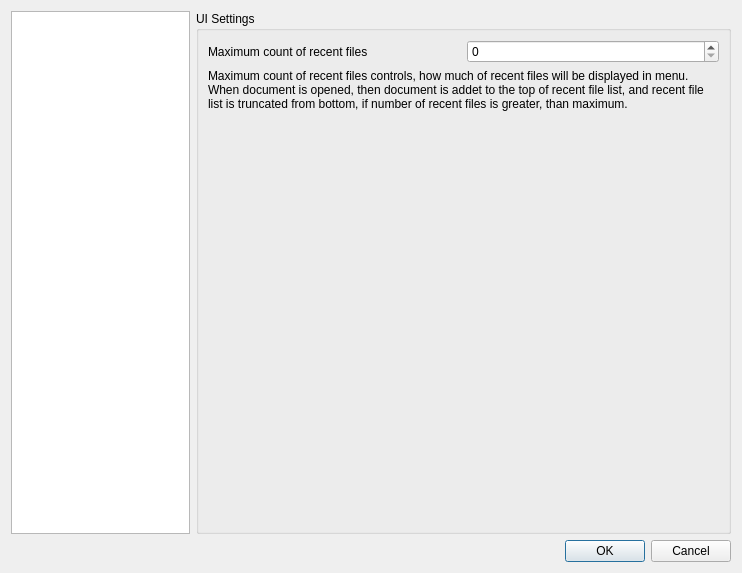
Qt form PdfForQtViewer/pdfviewersettingsdialog.ui (JakubMelka/PDF4QT) before a commit.
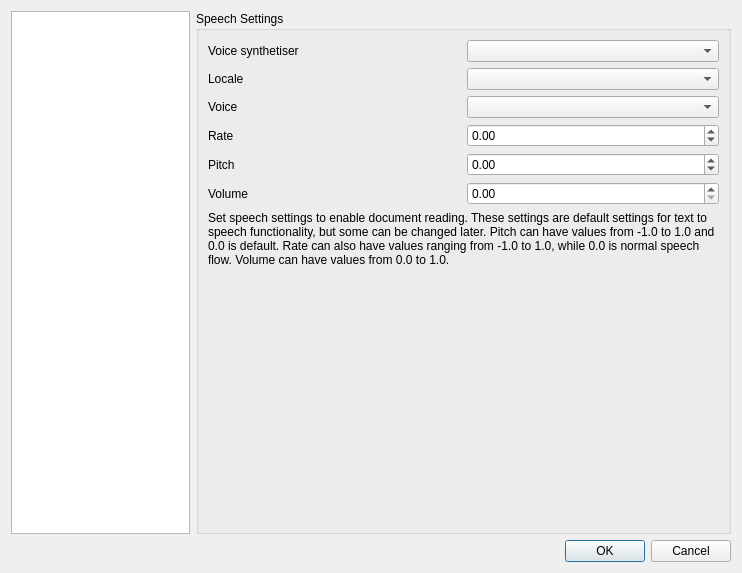
The same form after that commit.

Commit message: Text to speech settings

The edit to the form file:
```diff
--- a/PdfForQtViewer/pdfviewersettingsdialog.ui
+++ b/PdfForQtViewer/pdfviewersettingsdialog.ui
@@ -26,7 +26,7 @@
      <item>
       <widget class="QStackedWidget" name="stackedWidget">
        <property name="currentIndex">
-        <number>7</number>
+        <number>8</number>
        </property>
        <widget class="QWidget" name="enginePage">
         <layout class="QVBoxLayout" name="enginePageLayout">
@@ -887,6 +887,136 @@
          </item>
         </layout>
        </widget>
+       <widget class="QWidget" name="speechPage">
+        <layout class="QVBoxLayout" name="speechPageLayout">
+         <property name="leftMargin">
+          <number>0</number>
+         </property>
+         <property name="topMargin">
+          <number>0</number>
+         </property>
+         <property name="rightMargin">
+          <number>0</number>
+         </property>
+         <property name="bottomMargin">
+          <number>0</number>
+         </property>
+         <item>
+          <widget class="QGroupBox" name="speechGroupBox">
+           <property name="title">
+            <string>Speech Settings</string>
+           </property>
+           <layout class="QVBoxLayout" name="speechGroupBoxLayout">
+            <item>
+             <layout class="QGridLayout" name="speechWidgetsLayout">
+              <item row="2" column="0">
+               <widget class="QLabel" name="speechVoiceLabel">
+                <property name="text">
+                 <string>Voice</string>
+                </property>
+               </widget>
+              </item>
+              <item row="4" column="0">
+               <widget class="QLabel" name="speechPitchLabel">
+                <property name="text">
+                 <string>Pitch</string>
+                </property>
+               </widget>
+              </item>
+              <item row="5" column="0">
+               <widget class="QLabel" name="speechVolumeLabe">
+                <property name="text">
+                 <string>Volume</string>
+                </property>
+               </widget>
+              </item>
+              <item row="3" column="0">
+               <widget class="QLabel" name="speechRateLabel">
+                <property name="text">
+                 <string>Rate</string>
+                </property>
+               </widget>
+              </item>
+              <item row="0" column="0">
+               <widget class="QLabel" name="speechSynthethiserLabel">
+                <property name="text">
+                 <string>Voice synthetiser</string>
+                </property>
+               </widget>
+              </item>
+              <item row="1" column="0">
+               <widget class="QLabel" name="speechLocaleLabel">
+                <property name="text">
+                 <string>Locale</string>
+                </property>
+               </widget>
+              </item>
+              <item row="0" column="1">
+               <widget class="QComboBox" name="speechEnginesComboBox"/>
+              </item>
+              <item row="1" column="1">
+               <widget class="QComboBox" name="speechLocaleComboBox"/>
+              </item>
+              <item row="2" column="1">
+               <widget class="QComboBox" name="speechVoiceComboBox"/>
+              </item>
+              <item row="3" column="1">
+               <widget class="QDoubleSpinBox" name="speechRateEdit">
+                <property name="minimum">
+                 <double>-1.000000000000000</double>
+                </property>
+                <property name="maximum">
+                 <double>1.000000000000000</double>
+                </property>
+               </widget>
+              </item>
+              <item row="5" column="1">
+               <widget class="QDoubleSpinBox" name="speechVolumeEdit">
+                <property name="maximum">
+                 <double>1.000000000000000</double>
+                </property>
+               </widget>
+              </item>
+              <item row="4" column="1">
+               <widget class="QDoubleSpinBox" name="speechPitchEdit">
+                <property name="minimum">
+                 <double>-1.000000000000000</double>
+                </property>
+                <property name="maximum">
+                 <double>1.000000000000000</double>
+                </property>
+               </widget>
+              </item>
+             </layout>
+            </item>
+            <item>
+             <widget class="QLabel" name="speechInfoLabel">
+              <property name="text">
+               <string>&lt;html&gt;&lt;head/&gt;&lt;body&gt;&lt;p&gt;Set speech settings to enable document reading. These settings are default settings for text to speech functionality, but some can be  changed later. Pitch can have values from -1.0 to 1.0 and 0.0 is default. Rate can also have values ranging from -1.0 to 1.0, while 0.0 is normal speech flow. Volume can have values from 0.0 to 1.0.&lt;/p&gt;&lt;/body&gt;&lt;/html&gt;</string>
+              </property>
+              <property name="wordWrap">
+               <bool>true</bool>
+              </property>
+             </widget>
+            </item>
+            <item>
+             <spacer name="verticalSpacer_2">
+              <property name="orientation">
+               <enum>Qt::Vertical</enum>
+              </property>
+              <property name="sizeHint" stdset="0">
+               <size>
+                <width>20</width>
+                <height>288</height>
+               </size>
+              </property>
+             </spacer>
+            </item>
+           </layout>
+          </widget>
+         </item>
+        </layout>
+       </widget>
       </widget>
      </item>
     </layout>
```
The commit also changes 7 other files.
